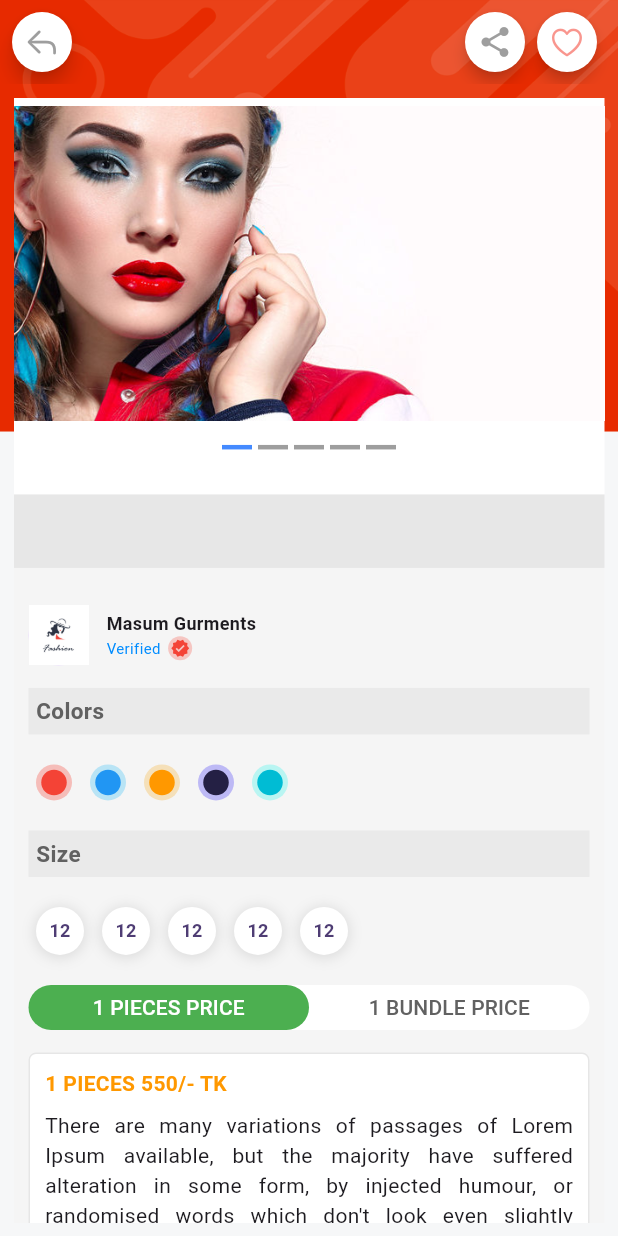
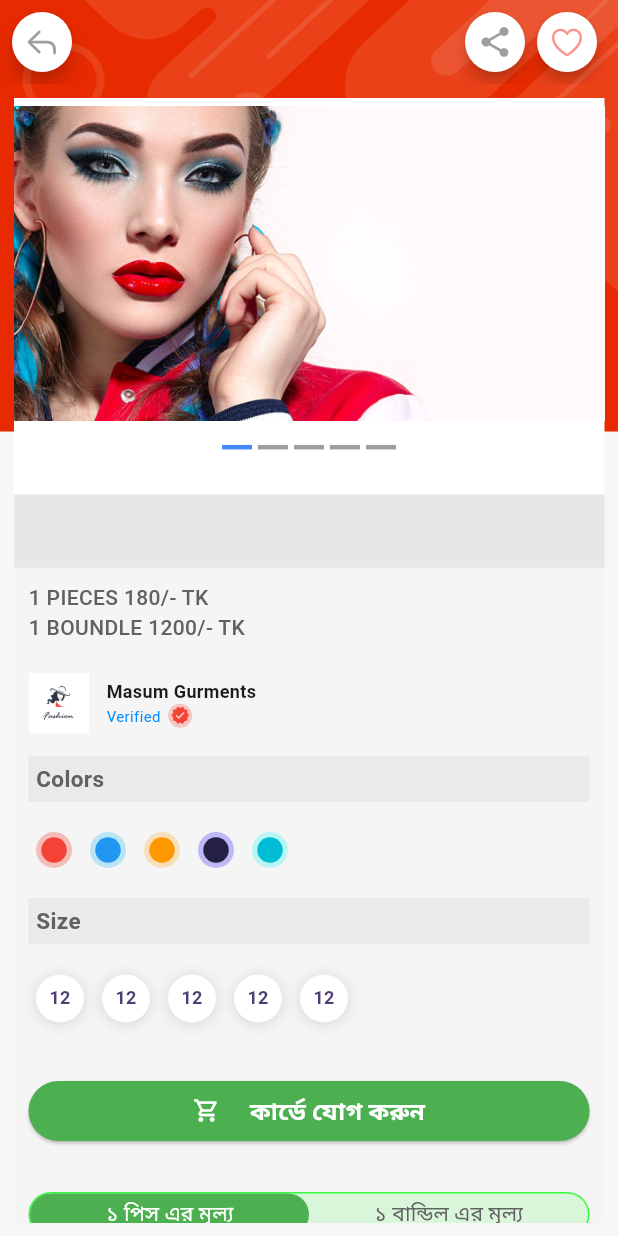
Before and after one commit to MasumBilla116/ecommerce_app, a Flutter app: the ProductDetails screen opened directly with empty values, on a phone screen of 412 x 824 dp. Run offline on Flutter 3.47's test engine with Material 3 defaults, Android fonts, the phone set to English and light mode, and no system bars; drawn by our look-alikes of carousel_slider.

Commit message:
product add to card and language

```diff
--- /dev/null
+++ b/lib/components/buttons/addToCardButton.dart
@@ -0,0 +1,115 @@
+import "package:ecommerce/language/Language.dart";
+import "package:ecommerce/utils/colors.dart";
+import "package:ecommerce/utils/navigationMenu.dart";
+import "package:flutter/material.dart";
+
+class AddToCardButton extends StatefulWidget {
+  State<AddToCardButton> createState() => _AddToCardButtonState();
+}
+
+class _AddToCardButtonState extends State<AddToCardButton> {
+  int selectedCardOption = 1;
+
+  void initState() {
+    super.initState();
+  }
+
+  void _showAddCardDialog(BuildContext context) {
+    showDialog(
+      context: context,
+      builder: (context) => _buildAddCardDialog(context),
+    );
+  }
+
+  Widget _buildAddCardDialog(BuildContext context) {
+    return StatefulBuilder(
+      builder: (context, setState) => AlertDialog(
+        title: const Text("Add to cart product"),
+        contentPadding: const EdgeInsets.all(12),
+        insetPadding: const EdgeInsets.all(12),
+        titleTextStyle: const TextStyle(
+            fontSize: 18, color: darkColor, fontWeight: FontWeight.w400),
+        shape: RoundedRectangleBorder(borderRadius: BorderRadius.circular(5)),
+        content: Column(
+          mainAxisSize: MainAxisSize.min,
+          children: [
+            RadioListTile(
+              value: 1,
+              groupValue: selectedCardOption,
+              onChanged: (int? value) {
+                setState(() {
+                  selectedCardOption = value as int;
+                });
+              },
+              title: const Text("Add to piece"),
+            ),
+            RadioListTile(
+              value: 2,
+              groupValue: selectedCardOption,
+              onChanged: (int? value) {
+                setState(() {
+                  selectedCardOption = value as int;
+                });
+              },
+              title: const Text("Add to bundle"),
+            ),
+          ],
+        ),
+        actions: [
+          TextButton(
+            style: ButtonStyle(
+                backgroundColor: MaterialStateProperty.all(redColor)),
+            onPressed: () {
+              Navigator.pop(context);
+            },
+            child: const Text(
+              "Cancel",
+              style: TextStyle(color: whiteColor),
+            ),
+          ),
+          TextButton(
+            style: ButtonStyle(
+                backgroundColor: MaterialStateProperty.all(greenColor)),
+            onPressed: () {
+              Navigator.pop(context);
+            },
+            child: const Text(
+              "Add",
+              style: TextStyle(color: whiteColor),
+            ),
+          ),
+        ],
+      ),
+    );
+  }
+
+  @override
+  Widget build(BuildContext context) {
+    return ElevatedButton(
+      onPressed: () {
+        _showAddCardDialog(context);
+      },
+      child: Row(
+        mainAxisAlignment: MainAxisAlignment.center,
+        crossAxisAlignment: CrossAxisAlignment.center,
+        children: [
+          Icon(
+            Icons.shopping_cart_outlined,
+            color: whiteColor,
+          ),
+          SizedBox(
+            width: 20,
+          ),
+          Text(
+            Language.load("add_to_card"),
+            style: TextStyle(
+                color: whiteColor, fontWeight: FontWeight.bold, fontSize: 16),
+          ),
+        ],
+      ),
+      style: ButtonStyle(
+        backgroundColor: MaterialStateProperty.all(greenColor),
+      ),
+    );
+  }
+}
--- a/lib/components/product/porductDetails.dart
+++ b/lib/components/product/porductDetails.dart
@@ -1,4 +1,5 @@
 import 'package:ecommerce/components/background/BgTopImage.dart';
+import 'package:ecommerce/components/buttons/addToCardButton.dart';
 import 'package:ecommerce/components/buttons/iconButtonComponent.dart';
 import 'package:ecommerce/components/carousel/carouselComponent.dart';
 import 'package:ecommerce/components/carousel/carouselIndicatorComponent.dart';
@@ -158,6 +159,27 @@ class _ProductDetails extends State<ProductDetails> {
                     width: MediaQuery.of(context).size.width,
                     padding: const EdgeInsets.all(10),
                     color: const Color.fromARGB(25, 158, 158, 158),
+                    child: const Column(
+                      mainAxisAlignment: MainAxisAlignment.start,
+                      crossAxisAlignment: CrossAxisAlignment.start,
+                      children: [
+                        Text(
+                          "1 PIECES 180/- TK",
+                          style: TextStyle(
+                              color: darkColor, fontWeight: FontWeight.w500),
+                        ),
+                        Text(
+                          "1 BOUNDLE 1200/- TK",
+                          style: TextStyle(
+                              color: darkColor, fontWeight: FontWeight.w500),
+                        ),
+                      ],
+                    ),
+                  ),
+                  Container(
+                    width: MediaQuery.of(context).size.width,
+                    padding: const EdgeInsets.all(10),
+                    color: const Color.fromARGB(25, 158, 158, 158),
                     child: Column(
                       mainAxisAlignment: MainAxisAlignment.start,
                       crossAxisAlignment: CrossAxisAlignment.start,
@@ -184,7 +206,6 @@ class _ProductDetails extends State<ProductDetails> {
                         //     ),
                         //   ],
                         // ),
-                        topBottomContentSpace,
                         Row(
                           children: [
                             CircleAvatar(
@@ -322,7 +343,12 @@ class _ProductDetails extends State<ProductDetails> {
                         //     ),
                         //   ),
                         // ),
-
+                        // add to card button
+                        topBottomContentSpace,
+                        topBottomContentSpace,
+                        AddToCardButton(),
+                        // tap component
+                        topBottomContentSpace,
                         topBottomContentSpace,
                         Container(
                           width: MediaQuery.of(context).size.width,
@@ -331,6 +357,7 @@ class _ProductDetails extends State<ProductDetails> {
                             mainAxisAlignment: MainAxisAlignment.center,
                             crossAxisAlignment: CrossAxisAlignment.center,
                             children: [
+                              // tab options
                               TabComponent(
                                 width: MediaQuery.of(context).size.width - 38,
                                 buttons: tabButtons,
--- a/lib/components/tab/tabComponent.dart
+++ b/lib/components/tab/tabComponent.dart
@@ -1,3 +1,4 @@
+import 'package:ecommerce/language/Language.dart';
 import 'package:ecommerce/utils/colors.dart';
 import 'package:ecommerce/utils/const.dart';
 import 'package:flutter/cupertino.dart';
@@ -34,7 +35,10 @@ class _TabComponent extends State<TabComponent> {
           width: widget.width,
           height: 30,
           decoration: BoxDecoration(
-              color: whiteColor, borderRadius: BorderRadius.circular(15)),
+            color: Color.fromARGB(29, 0, 255, 8),
+            borderRadius: BorderRadius.circular(15),
+            border: Border.all(color: Color.fromARGB(192, 0, 253, 8), width: 1),
+          ),
           child: Row(
             children: [
               Expanded(
@@ -43,7 +47,7 @@ class _TabComponent extends State<TabComponent> {
                     tabHandler(0);
                   },
                   child: Text(
-                    "1 PIECES PRICE",
+                    Language.load("one_piece_price"),
                     style: TextStyle(
                         color: activeTab == 0 ? whiteColor : darkColor),
                   ),
@@ -59,7 +63,7 @@ class _TabComponent extends State<TabComponent> {
                     tabHandler(1);
                   },
                   child: Text(
-                    "1 BUNDLE PRICE",
+                    Language.load("one_bundle_price"),
                     style: TextStyle(
                         color: activeTab == 1 ? whiteColor : darkColor),
                   ),
@@ -72,14 +76,14 @@ class _TabComponent extends State<TabComponent> {
             ],
           ),
         ),
-        if (activeTab == 0) TabContent(widget.width),
-        if (activeTab == 1) TabContent(widget.width),
+        if (activeTab == 0) TabContent(widget.width, "1 PIECES 180"),
+        if (activeTab == 1) TabContent(widget.width, "1 BUNDLE 1200"),
       ],
     );
   }
 }
 
-Widget TabContent(width) {
+Widget TabContent(width, title) {
   return Container(
     width: width,
     decoration: BoxDecoration(
@@ -94,11 +98,12 @@ Widget TabContent(width) {
     child: Column(
       crossAxisAlignment: CrossAxisAlignment.start,
       children: [
-        const Row(
+        Row(
           children: [
             Text(
-              "1 PIECES 550/- TK ",
-              style: TextStyle(fontWeight: FontWeight.bold, color: orangeColor),
+              title,
+              style: const TextStyle(
+                  fontWeight: FontWeight.bold, color: orangeColor),
             ),
           ],
         ),
--- /dev/null
+++ b/lib/language/Language.dart
@@ -0,0 +1,23 @@
+import 'package:ecommerce/language/Bangla.dart';
+import 'package:ecommerce/language/English.dart';
+
+enum LanguageType { bangla, english }
+
+class Language {
+  static late LanguageType _currentLanguage = LanguageType.bangla;
+
+  static void setLanguage(LanguageType languageType) {
+    _currentLanguage = languageType;
+  }
+
+  static String load(key) {
+    switch (_currentLanguage) {
+      case LanguageType.bangla:
+        return getBanglaLang(key);
+      case LanguageType.english:
+        return getEnglishLang(key);
+      default:
+        return getEnglishLang(key);
+    }
+  }
+}
```
Also changed, not shown: lib/language/Bangla.dart (added, +47 -0 lines), lib/language/English.dart (added, +47 -0 lines).
